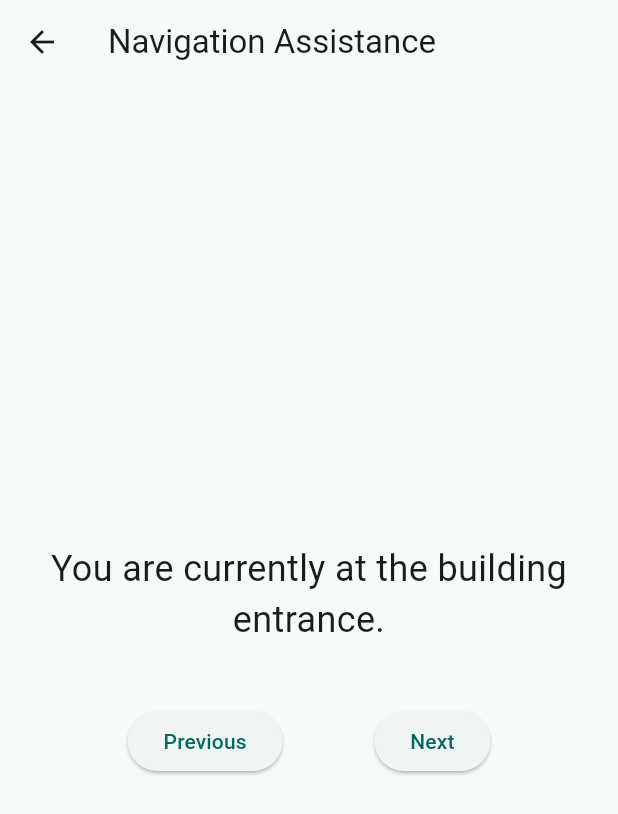
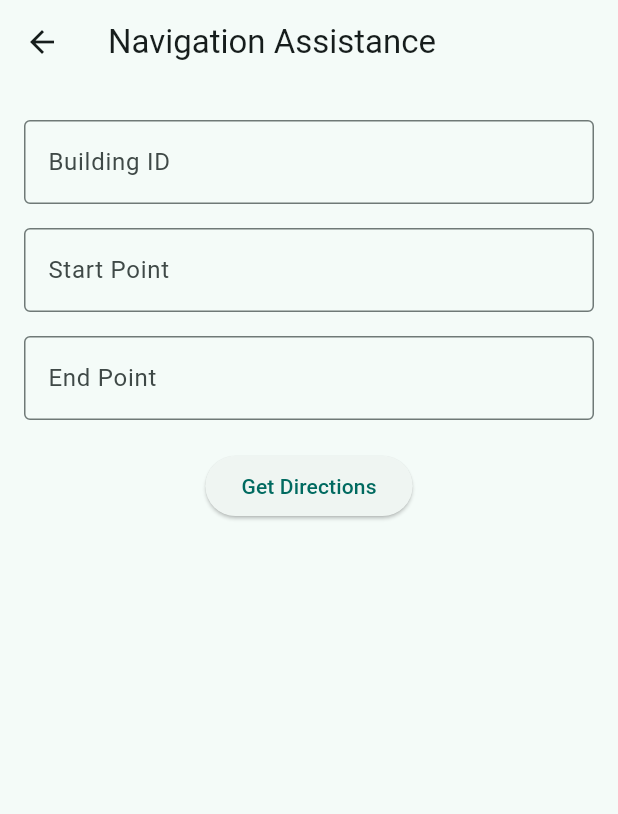
Before and after one commit to DUNCORIR/Naviplus, a Flutter app: the NavigationAssistanceScreen screen opened by its route, on a phone screen of 412 x 824 dp. Shown: the top 814 px of the screen. Run offline on Flutter 3.47's test engine with Material 3 defaults, Android fonts, the phone set to English and light mode, and no system bars; our stand-ins replace flutter_tts, speech_to_text.

Commit message:
Step 7: Connect NavigationAssistanceScreen to navigation API with input and feedback

```diff
--- a/mobile/lib/screens/navigation_assistance_screen.dart
+++ b/mobile/lib/screens/navigation_assistance_screen.dart
@@ -1,8 +1,13 @@
+// ======================================
+// File: lib/screens/navigation_assistance_screen.dart
+// Description: Allows user to request navigation steps between PLDs
+// ======================================
+
 import 'package:flutter/material.dart';
-import 'package:flutter_tts/flutter_tts.dart';
+import '../services/api_service.dart';
 
-/// Screen that provides audio + text-based navigation assistance
-/// to help visually impaired users move within buildings.
+/// This screen lets users pick building/start/end points and fetch indoor directions.
+/// Results are displayed in an accessible format.
 class NavigationAssistanceScreen extends StatefulWidget {
   const NavigationAssistanceScreen({super.key});
 
@@ -11,49 +16,48 @@ class NavigationAssistanceScreen extends StatefulWidget {
 }
 
 class _NavigationAssistanceScreenState extends State<NavigationAssistanceScreen> {
-  final FlutterTts _flutterTts = FlutterTts();
+  final TextEditingController _buildingController = TextEditingController();
+  final TextEditingController _startController = TextEditingController();
+  final TextEditingController _endController = TextEditingController();
 
-  // Simulated navigation instructions (these can come from backend later)
-  final List<String> _instructions = [
-    "You are currently at the building entrance.",
-    "Walk straight for 10 meters.",
-    "Turn right towards the elevator.",
-    "You have reached the elevator. Press the button for floor 2.",
-  ];
+  bool _isLoading = false;
+  String? _errorMessage;
+  List<String> _steps = [];
 
-  int _currentStep = 0; // Track current instruction
+  /// Fetches navigation steps by calling the backend API
+  Future<void> _getNavigationSteps() async {
+    setState(() {
+      _isLoading = true;
+      _errorMessage = null;
+      _steps = [];
+    });
 
-  @override
-  void initState() {
-    super.initState();
-    _speakInstruction(); // Speak first instruction on load
-  }
-
-  /// Speaks the current instruction using TTS
-  Future<void> _speakInstruction() async {
-    await _flutterTts.speak(_instructions[_currentStep]);
-  }
-
-  /// Move to next instruction (if available)
-  void _nextStep() {
-    if (_currentStep < _instructions.length - 1) {
-      setState(() {
-        _currentStep++;
-      });
-      _speakInstruction();
-    } else {
-      _flutterTts.speak("You have completed the navigation.");
+    try {
+      final steps = await ApiService.fetchNavigationSteps(
+        buildingId: _buildingController.text,
+        start: _startController.text,
+        end: _endController.text,
+      );
+      setState(() => _steps = steps);
+    } catch (e) {
+      setState(() => _errorMessage = 'Failed to fetch directions.');
+    } finally {
+      setState(() => _isLoading = false);
     }
   }
 
-  /// Move back to previous instruction
-  void _prevStep() {
-    if (_currentStep > 0) {
-      setState(() {
-        _currentStep--;
-      });
-      _speakInstruction();
-    }
+  /// Builds a text field for inputting parameters
+  Widget _buildInputField(String label, TextEditingController controller) {
+    return Padding(
+      padding: const EdgeInsets.symmetric(vertical: 8),
+      child: TextField(
+        controller: controller,
+        decoration: InputDecoration(
+          labelText: label,
+          border: const OutlineInputBorder(),
+        ),
+      ),
+    );
   }
 
   @override
@@ -61,32 +65,44 @@ class _NavigationAssistanceScreenState extends State<NavigationAssistanceScreen>
     return Scaffold(
       appBar: AppBar(title: const Text('Navigation Assistance')),
       body: Padding(
-        padding: const EdgeInsets.all(24.0),
+        padding: const EdgeInsets.all(16.0),
         child: Column(
-          mainAxisAlignment: MainAxisAlignment.center,
           children: [
-            // Display instruction visually for those who can read it
-            Text(
-              _instructions[_currentStep],
-              style: const TextStyle(fontSize: 24),
-              textAlign: TextAlign.center,
+            // User inputs for navigation
+            _buildInputField("Building ID", _buildingController),
+            _buildInputField("Start Point", _startController),
+            _buildInputField("End Point", _endController),
+
+            const SizedBox(height: 12),
+
+            ElevatedButton(
+              onPressed: _isLoading ? null : _getNavigationSteps,
+              child: const Text("Get Directions"),
             ),
-            const SizedBox(height: 40),
 
-            // Buttons to move forward/backward
-            Row(
-              mainAxisAlignment: MainAxisAlignment.spaceEvenly,
-              children: [
-                ElevatedButton(
-                  onPressed: _prevStep,
-                  child: const Text('Previous'),
-                ),
-                ElevatedButton(
-                  onPressed: _nextStep,
-                  child: const Text('Next'),
-                ),
-              ],
-            )
+            const SizedBox(height: 16),
+
+            // Show loading or error
+            if (_isLoading) const CircularProgressIndicator(),
+            if (_errorMessage != null) ...[
+              Text(
+                _errorMessage!,
+                style: const TextStyle(color: Colors.red),
+              ),
+            ],
+
+            // Show navigation results
+            if (_steps.isNotEmpty) ...[
+              const Text(
+                "Directions:",
+                style: TextStyle(fontSize: 18, fontWeight: FontWeight.bold),
+              ),
+              const SizedBox(height: 8),
+              ..._steps.map((step) => ListTile(
+                    leading: const Icon(Icons.navigation),
+                    title: Text(step),
+                  )),
+            ]
           ],
         ),
       ),
```
